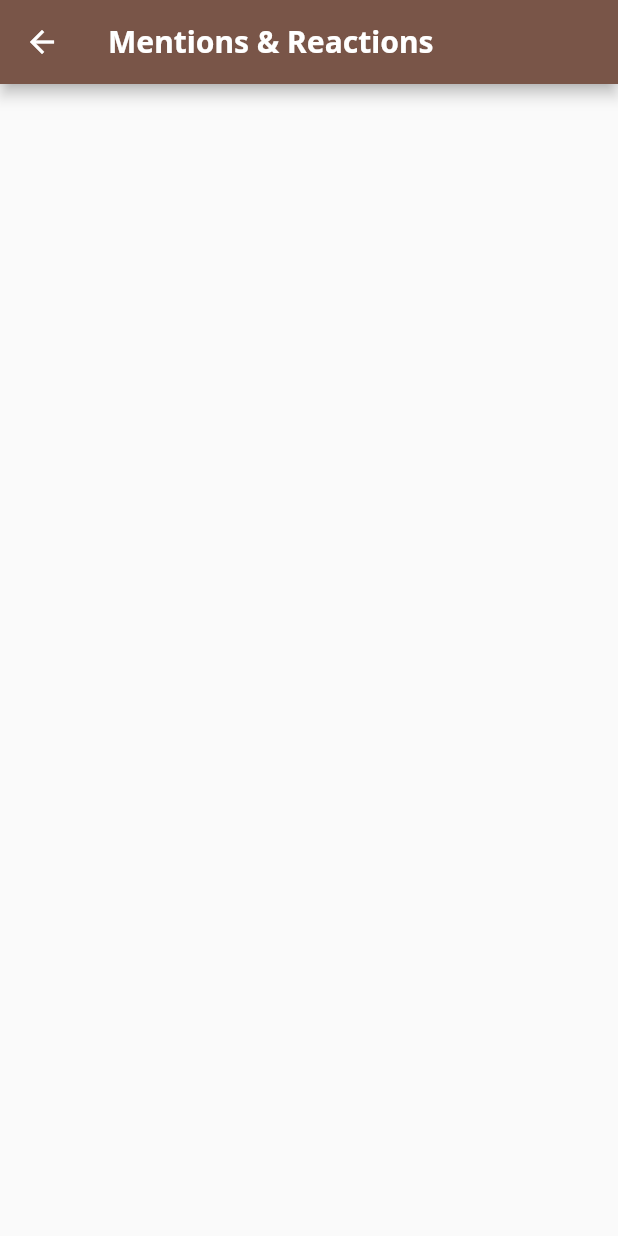
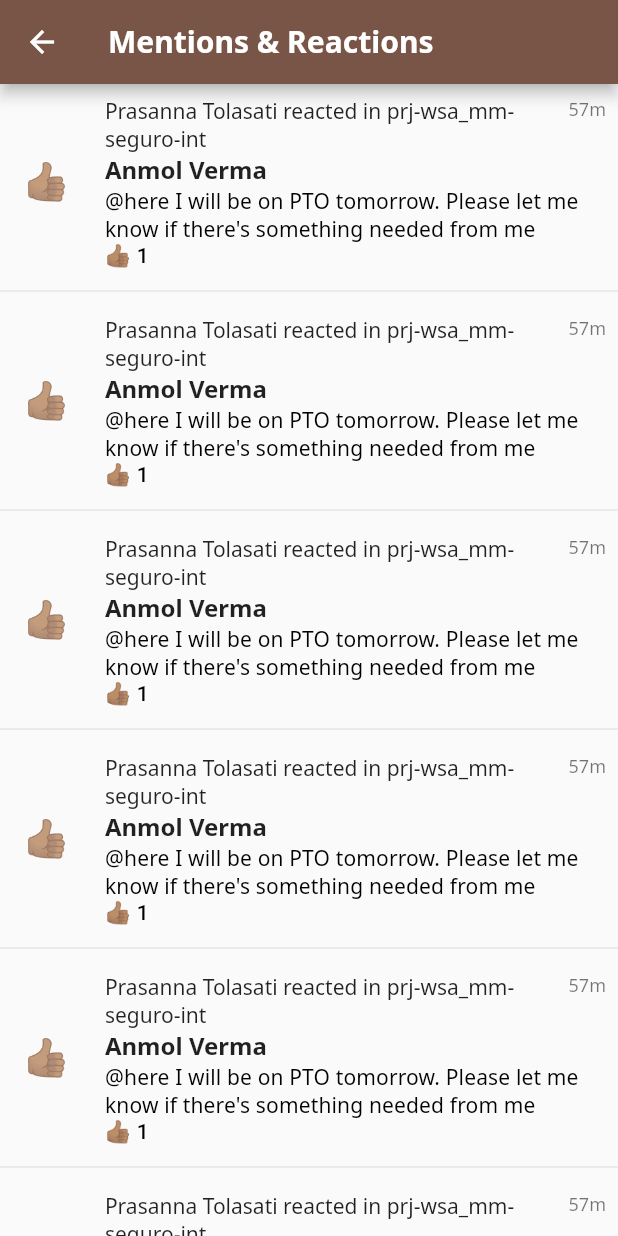
Before and after one commit to oianmol/flutter_slack, a Flutter app: the SKMentionsScreen screen opened directly, on a phone screen of 412 x 824 dp. Run offline on Flutter 3.47's test engine with Material 2 defaults, Android fonts, the phone set to English and light mode, and no system bars; our stand-ins replace get, google_fonts.

Commit message:
added: mentions screen

```diff
--- a/lib/app/pages/dashboard/controller/sl_dashboard_controller.dart
+++ b/lib/app/pages/dashboard/controller/sl_dashboard_controller.dart
@@ -34,7 +34,7 @@ class SLDashboardController extends GetxController {
       }),
       SKDirectMessagesScreen(),
       SKMentionsScreen(),
-      SKSearchScreen(),
+      const SKSearchScreen(),
       const SKPersonalScreen()
     ];
   }
--- /dev/null
+++ b/lib/app/pages/dashboard/pages/mentions/sk_emoji_image.dart
@@ -0,0 +1,18 @@
+import 'package:flutter/material.dart';
+import 'package:get/get.dart';
+import 'package:google_fonts/google_fonts.dart';
+
+class SKEmojiImage extends StatelessWidget {
+  const SKEmojiImage({Key? key}) : super(key: key);
+
+  @override
+  Widget build(BuildContext context) {
+    return Container(
+      child: Text(
+        "👍🏽",
+        style: GoogleFonts.notoColorEmojiCompat(
+            textStyle: Get.textTheme.headline5),
+      ).paddingAll(16),
+    );
+  }
+}
--- /dev/null
+++ b/lib/app/pages/dashboard/pages/mentions/sk_mention_item.dart
@@ -0,0 +1,54 @@
+import 'package:flutter/material.dart';
+import 'package:get/get.dart';
+import 'package:google_fonts/google_fonts.dart';
+import 'package:slack_app/app/pages/dashboard/pages/mentions/sk_emoji_image.dart';
+
+class SKMentionItem extends StatelessWidget {
+  const SKMentionItem({Key? key}) : super(key: key);
+
+  @override
+  Widget build(BuildContext context) {
+    return Row(
+      children: [
+        const SKEmojiImage(),
+        Expanded(
+          child: Column(
+            crossAxisAlignment: CrossAxisAlignment.start,
+            children: [
+              Row(
+                children: [
+                  Expanded(
+                      child: Text(
+                          "Prasanna Tolasati reacted in prj-wsa_mm-seguro-int",
+                          style: GoogleFonts.notoSans())),
+                  Text("57m",
+                      style: GoogleFonts.notoSans(
+                          textStyle: Get.textTheme.caption))
+                ],
+                crossAxisAlignment: CrossAxisAlignment.start,
+              ),
+              Text(
+                "Anmol Verma",
+                style: GoogleFonts.notoSans(
+                    textStyle: Get.textTheme.subtitle1!
+                        .copyWith(fontWeight: FontWeight.bold)),
+              ),
+              Text(
+                  "@here I will be on PTO tomorrow. Please let me know if there's something needed from me",
+                  maxLines: 2,
+                  overflow: TextOverflow.ellipsis,
+                  style: GoogleFonts.notoSans(
+                      textStyle: Get.textTheme.subtitle2!
+                          .copyWith(fontWeight: FontWeight.w400))),
+              Text(
+                "👍🏽 1",
+                style: GoogleFonts.notoColorEmojiCompat(
+                    textStyle: Get.textTheme.subtitle2),
+              )
+            ],
+          ).paddingAll(8),
+        )
+      ],
+    );
+  }
+}
--- a/lib/app/pages/dashboard/pages/mentions/sk_mentions_screen.dart
+++ b/lib/app/pages/dashboard/pages/mentions/sk_mentions_screen.dart
@@ -1,5 +1,7 @@
 import 'package:flutter/material.dart';
+import 'package:get/get.dart';
 import 'package:google_fonts/google_fonts.dart';
+import 'package:slack_app/app/pages/dashboard/pages/mentions/sk_mention_item.dart';
 
 class SKMentionsScreen extends StatelessWidget {
   const SKMentionsScreen({Key? key}) : super(key: key);
@@ -7,13 +9,41 @@ class SKMentionsScreen extends StatelessWidget {
   @override
   Widget build(BuildContext context) {
     return Scaffold(
-      appBar: AppBar(
-        title: Text(
-          "Mentions & Reactions",
-          style: GoogleFonts.notoSans(fontWeight: FontWeight.bold),
-        ),
-        centerTitle: false,
+      appBar: buildAppBar(),
+      body: CustomScrollView(
+        slivers: [
+          const SKMentionItem().sliverBox,
+          const Divider().sliverBox,
+          const SKMentionItem().sliverBox,
+          const Divider().sliverBox,
+          const SKMentionItem().sliverBox,
+          const Divider().sliverBox,
+          const SKMentionItem().sliverBox,
+          const Divider().sliverBox,
+          const SKMentionItem().sliverBox,
+          const Divider().sliverBox,
+          const SKMentionItem().sliverBox,
+          const Divider().sliverBox,
+          const SKMentionItem().sliverBox,
+          const Divider().sliverBox,
+          const SKMentionItem().sliverBox,
+          const Divider().sliverBox,
+          const SKMentionItem().sliverBox,
+          const Divider().sliverBox,
+          const SKMentionItem().sliverBox,
+          const Divider().sliverBox,
+        ],
       ),
     );
   }
+
+  AppBar buildAppBar() {
+    return AppBar(
+      title: Text(
+        "Mentions & Reactions",
+        style: GoogleFonts.notoSans(fontWeight: FontWeight.bold),
+      ),
+      centerTitle: false,
+    );
+  }
 }
```
